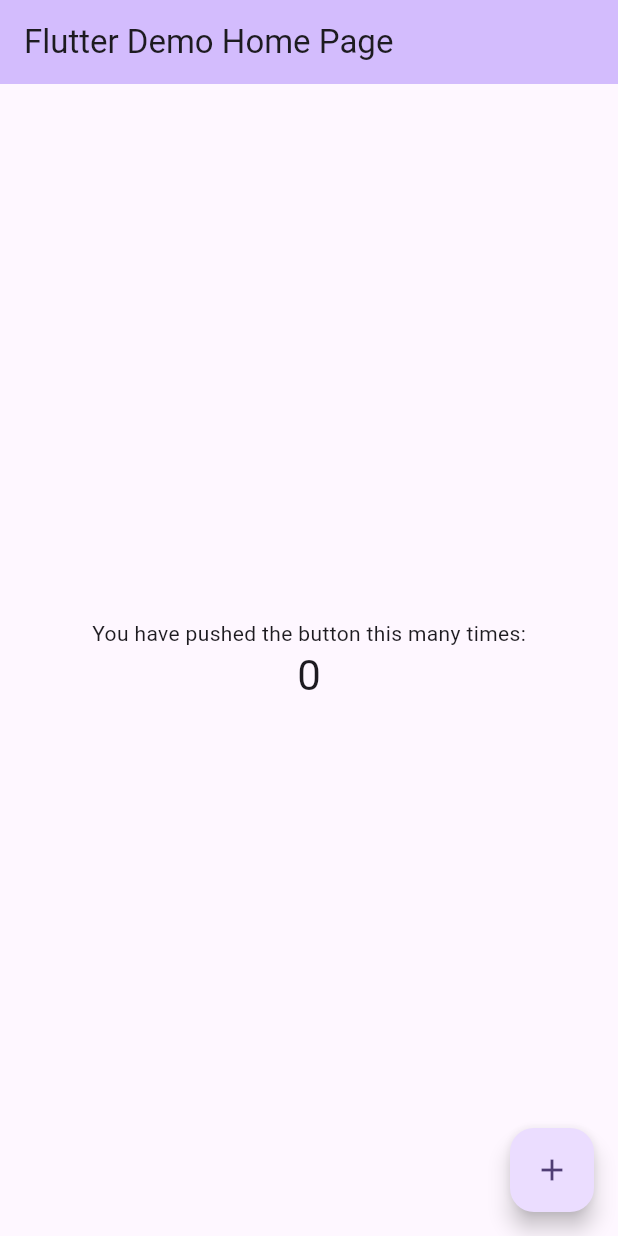
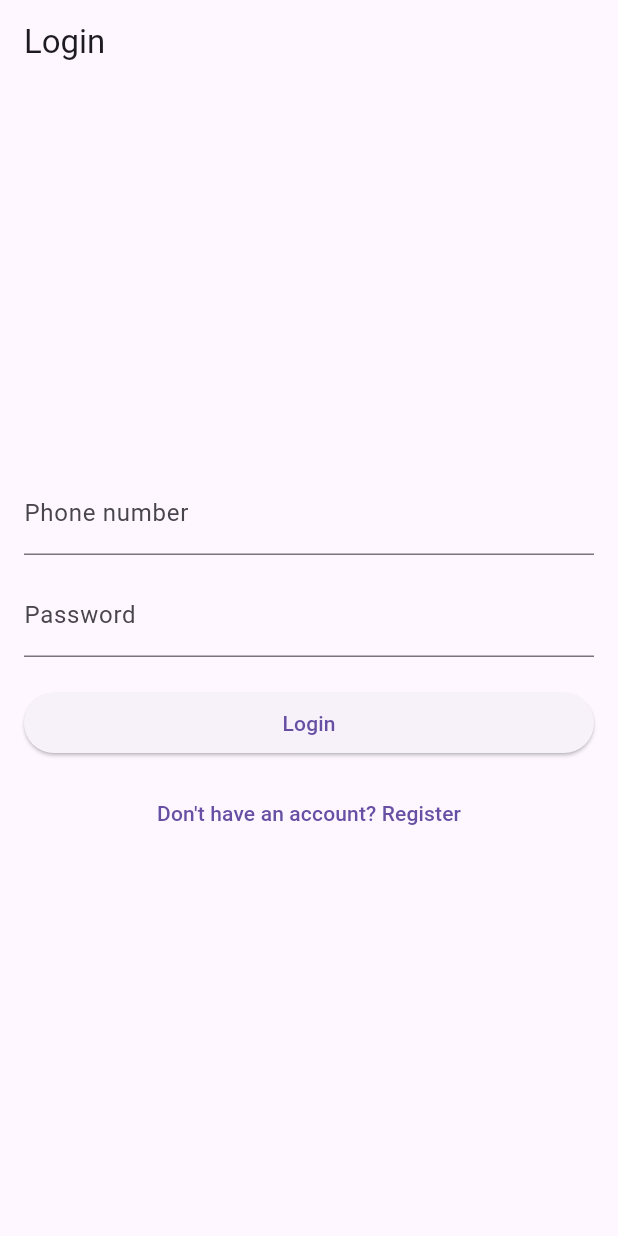
Before and after one commit to developerst98-svg/gym-assistant, a Flutter app: the screen it shows after launch, on a phone screen of 412 x 824 dp. Run offline on Flutter 3.47's test engine with Material 3 defaults, Android fonts, the phone set to English and light mode, and no system bars; our stand-ins replace cloud_firestore, firebase_auth, firebase_core; accounts and stored records are empty.

Commit message:
first daf3a

```diff
--- a/lib/main.dart
+++ b/lib/main.dart
@@ -1,122 +1,41 @@
 import 'package:flutter/material.dart';
+import 'package:firebase_core/firebase_core.dart';
+import 'package:firebase_auth/firebase_auth.dart';
+import 'firebase/firebase_options.dart';
+import 'main_pages/role_wrapper.dart';
+import 'pages/auth/login.dart';
 
-void main() {
+void main() async {
+  WidgetsFlutterBinding.ensureInitialized();
+  await Firebase.initializeApp(
+    options: DefaultFirebaseOptions.currentPlatform,
+  );
   runApp(const MyApp());
 }
 
 class MyApp extends StatelessWidget {
   const MyApp({super.key});
 
-  // This widget is the root of your application.
   @override
   Widget build(BuildContext context) {
     return MaterialApp(
-      title: 'Flutter Demo',
-      theme: ThemeData(
-        // This is the theme of your application.
-        //
-        // TRY THIS: Try running your application with "flutter run". You'll see
-        // the application has a purple toolbar. Then, without quitting the app,
-        // try changing the seedColor in the colorScheme below to Colors.green
-        // and then invoke "hot reload" (save your changes or press the "hot
-        // reload" button in a Flutter-supported IDE, or press "r" if you used
-        // the command line to start the app).
-        //
-        // Notice that the counter didn't reset back to zero; the application
-        // state is not lost during the reload. To reset the state, use hot
-        // restart instead.
-        //
-        // This works for code too, not just values: Most code changes can be
-        // tested with just a hot reload.
-        colorScheme: ColorScheme.fromSeed(seedColor: Colors.deepPurple),
+      title: 'Gym Tracker',
+      theme: ThemeData(primarySwatch: Colors.blue),
+      debugShowCheckedModeBanner: false,
+      home: StreamBuilder<User?>(
+        stream: FirebaseAuth.instance.authStateChanges(),
+        builder: (context, snapshot) {
+          if (snapshot.connectionState == ConnectionState.waiting) {
+            return const Scaffold(
+              body: Center(child: CircularProgressIndicator()),
+            );
+          }
+          if (!snapshot.hasData) {
+            return const LoginPage();
+          }
+          return const RoleWrapper();
+        },
       ),
-      home: const MyHomePage(title: 'Flutter Demo Home Page'),
     );
   }
 }
-
-class MyHomePage extends StatefulWidget {
-  const MyHomePage({super.key, required this.title});
-
-  // This widget is the home page of your application. It is stateful, meaning
-  // that it has a State object (defined below) that contains fields that affect
-  // how it looks.
-
-  // This class is the configuration for the state. It holds the values (in this
-  // case the title) provided by the parent (in this case the App widget) and
-  // used by the build method of the State. Fields in a Widget subclass are
-  // always marked "final".
-
-  final String title;
-
-  @override
-  State<MyHomePage> createState() => _MyHomePageState();
-}
-
-class _MyHomePageState extends State<MyHomePage> {
-  int _counter = 0;
-
-  void _incrementCounter() {
-    setState(() {
-      // This call to setState tells the Flutter framework that something has
-      // changed in this State, which causes it to rerun the build method below
-      // so that the display can reflect the updated values. If we changed
-      // _counter without calling setState(), then the build method would not be
-      // called again, and so nothing would appear to happen.
-      _counter++;
-    });
-  }
-
-  @override
-  Widget build(BuildContext context) {
-    // This method is rerun every time setState is called, for instance as done
-    // by the _incrementCounter method above.
-    //
-    // The Flutter framework has been optimized to make rerunning build methods
-    // fast, so that you can just rebuild anything that needs updating rather
-    // than having to individually change instances of widgets.
-    return Scaffold(
-      appBar: AppBar(
-        // TRY THIS: Try changing the color here to a specific color (to
-        // Colors.amber, perhaps?) and trigger a hot reload to see the AppBar
-        // change color while the other colors stay the same.
-        backgroundColor: Theme.of(context).colorScheme.inversePrimary,
-        // Here we take the value from the MyHomePage object that was created by
-        // the App.build method, and use it to set our appbar title.
-        title: Text(widget.title),
-      ),
-      body: Center(
-        // Center is a layout widget. It takes a single child and positions it
-        // in the middle of the parent.
-        child: Column(
-          // Column is also a layout widget. It takes a list of children and
-          // arranges them vertically. By default, it sizes itself to fit its
-          // children horizontally, and tries to be as tall as its parent.
-          //
-          // Column has various properties to control how it sizes itself and
-          // how it positions its children. Here we use mainAxisAlignment to
-          // center the children vertically; the main axis here is the vertical
-          // axis because Columns are vertical (the cross axis would be
-          // horizontal).
-          //
-          // TRY THIS: Invoke "debug painting" (choose the "Toggle Debug Paint"
-          // action in the IDE, or press "p" in the console), to see the
-          // wireframe for each widget.
-          mainAxisAlignment: MainAxisAlignment.center,
-          children: <Widget>[
-            const Text('You have pushed the button this many times:'),
-            Text(
-              '$_counter',
-              style: Theme.of(context).textTheme.headlineMedium,
-            ),
-          ],
-        ),
-      ),
-      floatingActionButton: FloatingActionButton(
-        onPressed: _incrementCounter,
-        tooltip: 'Increment',
-        child: const Icon(Icons.add),
-      ), // This trailing comma makes auto-formatting nicer for build methods.
-    );
-  }
-}
--- /dev/null
+++ b/lib/pages/auth/login.dart
@@ -0,0 +1,102 @@
+import 'package:flutter/material.dart';
+import 'register.dart';
+import '../../firebase/firebase_api.dart';
+
+class LoginPage extends StatefulWidget {
+  const LoginPage({super.key});
+
+  @override
+  State<LoginPage> createState() => _LoginPageState();
+}
+
+class _LoginPageState extends State<LoginPage> {
+  final TextEditingController _emailController = TextEditingController();
+  final TextEditingController _passwordController = TextEditingController();
+  bool _isLoading = false;
+  String? _errorMessage;
+
+  Future<void> _login() async {
+    setState(() {
+      _isLoading = true;
+      _errorMessage = null;
+    });
+    try {
+      final auth = AuthenticationService();
+      await auth.loginUser(
+        phoneNumber: _emailController.text.trim(),
+        password: _passwordController.text.trim(),
+      );
+    } catch (e) {
+      setState(() {
+        _errorMessage = e.toString();
+      });
+    } finally {
+      if (mounted) {
+        setState(() {
+          _isLoading = false;
+        });
+      }
+    }
+  }
+
+  @override
+  Widget build(BuildContext context) {
+    return Scaffold(
+      appBar: AppBar(title: const Text('Login')),
+      body: Padding(
+        padding: const EdgeInsets.all(16.0),
+        child: Column(
+          mainAxisAlignment: MainAxisAlignment.center,
+          children: [
+            if (_errorMessage != null)
+              Padding(
+                padding: const EdgeInsets.only(bottom: 12.0),
+                child: Text(
+                  _errorMessage!,
+                  style: const TextStyle(color: Colors.red),
+                ),
+              ),
+            TextField(
+              controller: _emailController,
+              decoration: const InputDecoration(labelText: 'Phone number'),
+              keyboardType: TextInputType.phone,
+            ),
+            const SizedBox(height: 12),
+            TextField(
+              controller: _passwordController,
+              decoration: const InputDecoration(labelText: 'Password'),
+              obscureText: true,
+            ),
+            const SizedBox(height: 20),
+            SizedBox(
+              width: double.infinity,
+              child: ElevatedButton(
+                onPressed: _isLoading ? null : _login,
+                child: _isLoading
+                    ? const SizedBox(
+                        height: 20,
+                        width: 20,
+                        child: CircularProgressIndicator(strokeWidth: 2),
+                      )
+                    : const Text('Login'),
+              ),
+            ),
+            const SizedBox(height: 12),
+            TextButton(
+              onPressed: _isLoading
+                  ? null
+                  : () {
+                      Navigator.of(context).push(
+                        MaterialPageRoute(
+                          builder: (_) => const RegisterPage(),
+                        ),
+                      );
+                    },
+              child: const Text("Don't have an account? Register"),
+            ),
+          ],
+        ),
+      ),
+    );
+  }
+}
--- a/pubspec.yaml
+++ b/pubspec.yaml
@@ -34,6 +34,9 @@ dependencies:
   # The following adds the Cupertino Icons font to your application.
   # Use with the CupertinoIcons class for iOS style icons.
   cupertino_icons: ^1.0.8
+  firebase_core: ^4.0.0
+  firebase_auth: ^6.0.1
+  cloud_firestore: ^6.0.0
 
 dev_dependencies:
   flutter_test:
```
Also changed, not shown: lib/firebase/firebase_api.dart (added, +113 -0 lines), lib/main_pages/main_scaffold.dart (added, +46 -0 lines), lib/main_pages/role_wrapper.dart (added, +27 -0 lines), lib/pages/auth/register.dart (added, +121 -0 lines), lib/pages/coach/coach_home.dart (added, +20 -0 lines), lib/pages/coach/coach_profile.dart (added, +15 -0 lines), lib/pages/user/user_home.dart (added, +20 -0 lines), lib/pages/user/user_profile.dart (added, +15 -0 lines), firebase.json (added), lib/firebase/firebase_options.dart (added), pubspec.lock, 6 other files.
